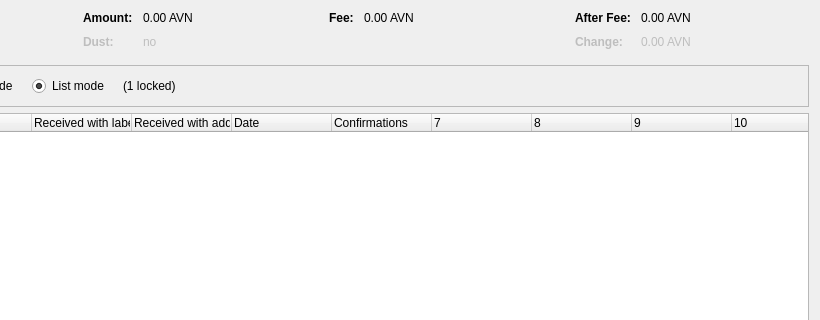
The window that src/qt/forms/coincontroldialog.ui (AvianNetwork/Avian) describes before a commit, drawn with Qt 5; both pictures show x 180 to 1000 and y 0 to 320 of the 1000 by 500 pixel window.
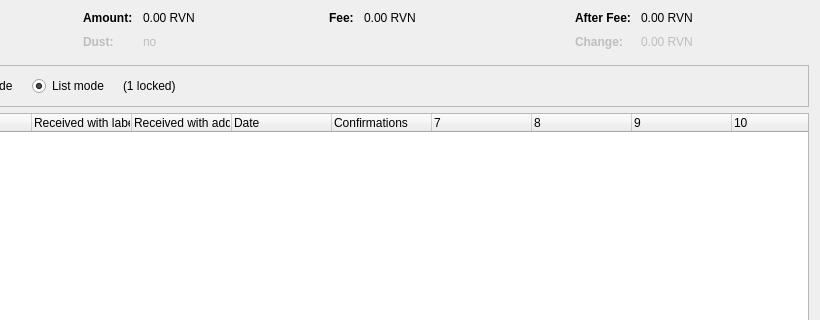
The same window after the commit. Custom widgets are drawn as their Qt base class.

Diff of the .ui file:
```diff
--- a/src/qt/forms/coincontroldialog.ui
+++ b/src/qt/forms/coincontroldialog.ui
@@ -132,7 +132,7 @@
           <enum>Qt::ActionsContextMenu</enum>
          </property>
          <property name="text">
-          <string notr="true">0.00 AVN</string>
+          <string notr="true">0.00 RVN</string>
          </property>
          <property name="textInteractionFlags">
           <set>Qt::LinksAccessibleByMouse|Qt::TextSelectableByKeyboard|Qt::TextSelectableByMouse</set>
@@ -212,7 +212,7 @@
           <enum>Qt::ActionsContextMenu</enum>
          </property>
          <property name="text">
-          <string notr="true">0.00 AVN</string>
+          <string notr="true">0.00 RVN</string>
          </property>
          <property name="textInteractionFlags">
           <set>Qt::LinksAccessibleByMouse|Qt::TextSelectableByKeyboard|Qt::TextSelectableByMouse</set>
@@ -257,7 +257,7 @@
           <enum>Qt::ActionsContextMenu</enum>
          </property>
          <property name="text">
-          <string notr="true">0.00 AVN</string>
+          <string notr="true">0.00 RVN</string>
          </property>
          <property name="textInteractionFlags">
           <set>Qt::LinksAccessibleByMouse|Qt::TextSelectableByKeyboard|Qt::TextSelectableByMouse</set>
@@ -292,7 +292,7 @@
           <enum>Qt::ActionsContextMenu</enum>
          </property>
          <property name="text">
-          <string notr="true">0.00 AVN</string>
+          <string notr="true">0.00 RVN</string>
          </property>
          <property name="textInteractionFlags">
           <set>Qt::LinksAccessibleByMouse|Qt::TextSelectableByKeyboard|Qt::TextSelectableByMouse</set>
```
